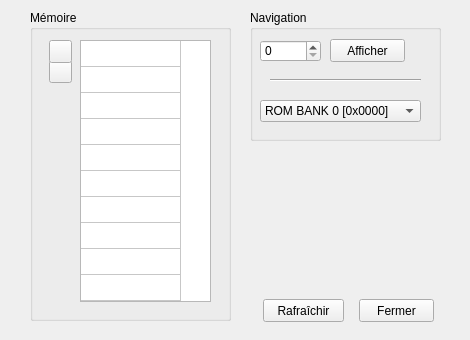
Above: GUI/Qt/SRC_UI/debugmemorywindow.ui from Robilemb/Game-Boy-Emulator before the change. Below: the same form after it.
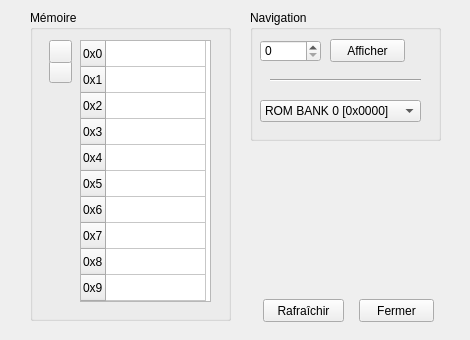
That is the form after the change.

Commit message: Correction affichage fenetre debug memoire

Patch:
```diff
--- a/GUI/Qt/SRC_UI/debugmemorywindow.ui
+++ b/GUI/Qt/SRC_UI/debugmemorywindow.ui
@@ -203,7 +203,7 @@
      <number>100</number>
     </attribute>
     <attribute name="verticalHeaderVisible">
-     <bool>false</bool>
+     <bool>true</bool>
     </attribute>
     <attribute name="verticalHeaderDefaultSectionSize">
      <number>26</number>
```
Left out of the diff: 5 changed lines with no effect on the pictures.
